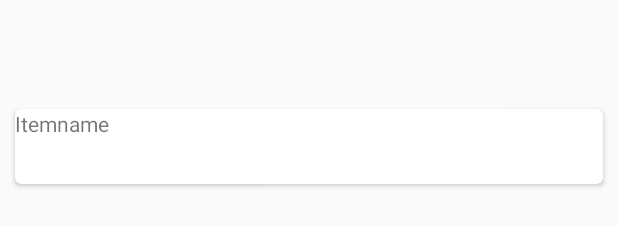
After one commit to pretix/pretixdroid, an Android app: the layout listitem_eventitemcard.xml on its own in the app's theme, with its tools: preview values and no code run, on a phone screen of 412 x 824 dp. The commit adds this screen. Shown: the part 471-697 px from the top of the screen. Run offline under Robolectric (Android 15) with nearby library versions, the light colour scheme and no system bars; network calls fail.

Commit message:
added card elements for first testing

```diff
--- /dev/null
+++ b/pretixdroid/app/src/main/res/layout/listitem_eventitemcard.xml
@@ -0,0 +1,20 @@
+<?xml version="1.0" encoding="utf-8"?>
+<LinearLayout xmlns:android="http://schemas.android.com/apk/res/android"
+android:layout_width="match_parent"
+android:layout_height="match_parent">
+    <android.support.v7.widget.CardView
+        xmlns:card_view="http://schemas.android.com/apk/res-auto"
+        android:id="@+id/card_view"
+        android:layout_gravity="center"
+        android:layout_width="match_parent"
+        android:layout_height="50dp"
+        card_view:cardCornerRadius="4dp"
+        android:layout_margin="10dp">
+
+        <TextView
+            android:id="@+id/itemTitle"
+            android:layout_width="wrap_content"
+            android:layout_height="wrap_content"
+            android:text="Itemname" />
+    </android.support.v7.widget.CardView>
+</LinearLayout>
```
Also changed, not shown: pretixdroid/app/src/main/res/layout/activity_eventinfo.xml (+2 -8 lines), pretixdroid/app/src/main/res/layout/listitem_eventcard.xml (added, +20 -0 lines).
